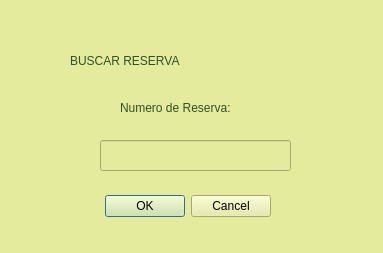
Above: buscarreservacion.ui from valeAlfaro5/ProyectoLenguajesDeProgramacion before the change. Below: the same form after it.
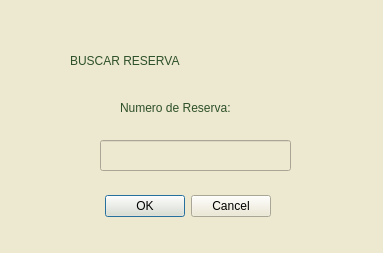
That is the form after the change.

```diff
--- a/buscarreservacion.ui
+++ b/buscarreservacion.ui
@@ -14,7 +14,8 @@
    <string>Dialog</string>
   </property>
   <property name="styleSheet">
-   <string notr="true">background-color:rgb(228, 235, 156)</string>
+   <string notr="true">background-color: rgb(237, 232, 208);
+</string>
   </property>
   <widget class="QDialogButtonBox" name="buttonBox">
    <property name="geometry">
```
